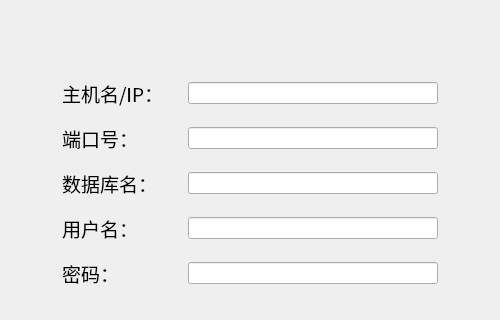
Before: the Qt Designer form src/connectwindow.ui in Paraworker/airline_server, drawn with Qt 5; both pictures show x 0 to 500 and y 121 to 441 of the 500 by 600 pixel window.
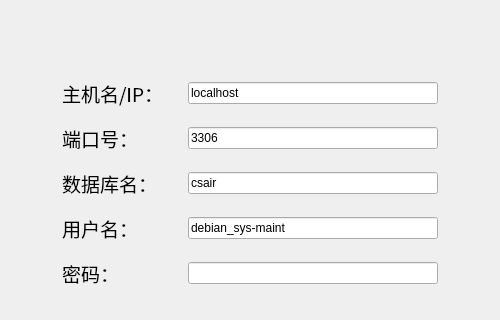
After: the same form once the commit is applied.

The edit to the form file:
```diff
--- a/src/connectwindow.ui
+++ b/src/connectwindow.ui
@@ -114,6 +114,9 @@
              <height>0</height>
             </size>
            </property>
+           <property name="text">
+            <string>localhost</string>
+           </property>
           </widget>
          </item>
          <item>
@@ -179,6 +182,9 @@
              <height>0</height>
             </size>
            </property>
+           <property name="text">
+            <string>3306</string>
+           </property>
           </widget>
          </item>
          <item>
@@ -244,6 +250,9 @@
              <height>0</height>
             </size>
            </property>
+           <property name="text">
+            <string>csair</string>
+           </property>
           </widget>
          </item>
          <item>
@@ -309,6 +318,9 @@
              <height>0</height>
             </size>
            </property>
+           <property name="text">
+            <string>debian_sys-maint</string>
+           </property>
           </widget>
          </item>
          <item>
```
